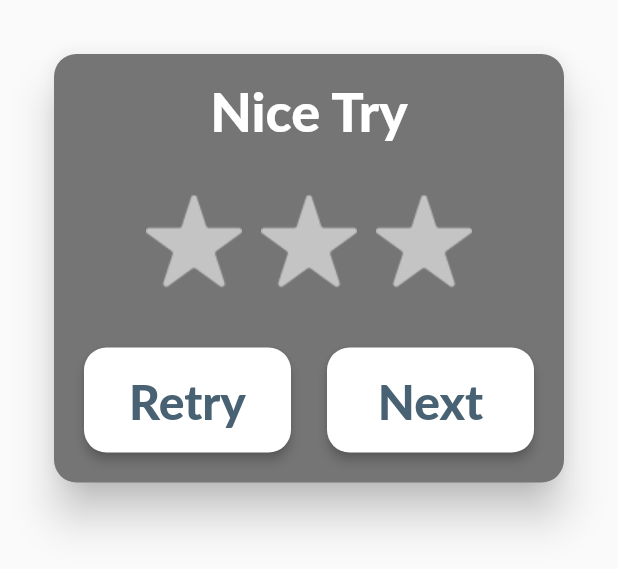
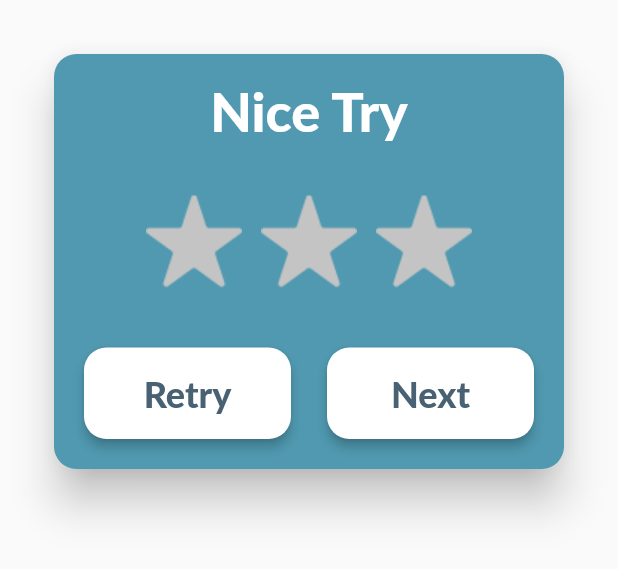
Before and after one commit to AlabasterAxe/color_game, a Flutter app: the GameEndCard widget shown alone on an empty page, opened directly with empty values, on a phone screen of 412 x 824 dp. Shown: the top 569 px of the screen. Run offline on Flutter 3.47's test engine with Material 2 defaults, Android fonts, the phone set to English and light mode, and no system bars; our stand-ins replace audioplayers, firebase_analytics, firebase_core, google_mobile_ads, package_info, settings_ui and 2 more; accounts and stored records are empty; Roboto replaces fonts that are missing (Lato).

```diff
--- a/lib/widgets/game-end-card.dart
+++ b/lib/widgets/game-end-card.dart
@@ -53,7 +53,7 @@ class GameEndCardState extends State<GameEndCard> {
             child: Card(
                 shape: CARD_SHAPE,
                 elevation: 12,
-                color: Colors.grey.shade600,
+                color: BLUE_COLOR,
                 child: Padding(
                     padding: EdgeInsets.all(16),
                     child: Column(
@@ -103,7 +103,7 @@ class GameEndCardState extends State<GameEndCard> {
                                   child: Text(
                                     "Retry",
                                     style: TextStyle(
-                                        fontSize: 32,
+                                        fontSize: 24,
                                         color: BOARD_BACKGROUND_COLOR,
                                         fontWeight: FontWeight.w800),
                                     textAlign: TextAlign.center,
@@ -117,7 +117,7 @@ class GameEndCardState extends State<GameEndCard> {
                                   child: Text(
                                     "Next",
                                     style: TextStyle(
-                                        fontSize: 32,
+                                        fontSize: 24,
                                         color: BOARD_BACKGROUND_COLOR,
                                         fontWeight: FontWeight.w800),
                                     textAlign: TextAlign.center,
```
Also changed, not shown: lib/game/game-view.dart (+6 -18 lines).
